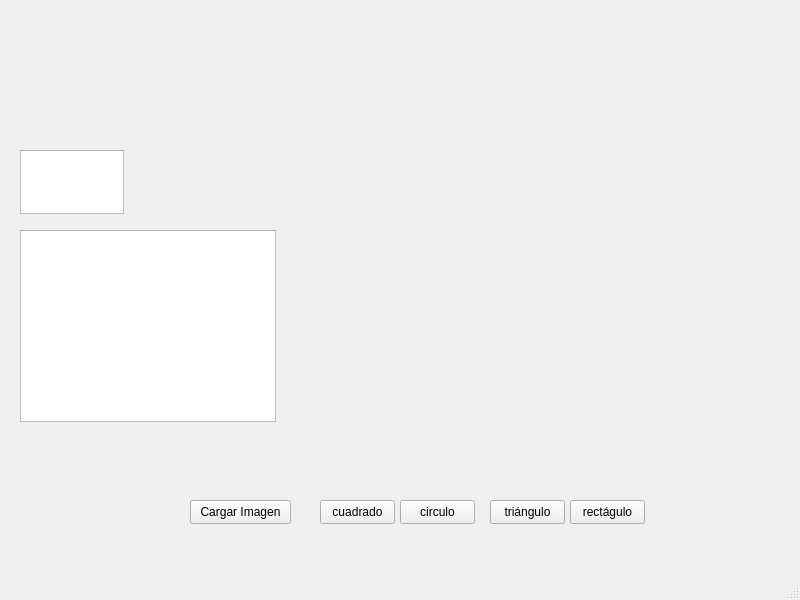
Old version of the form mainwindow.ui in the repository UbertoGC/Compiladores.
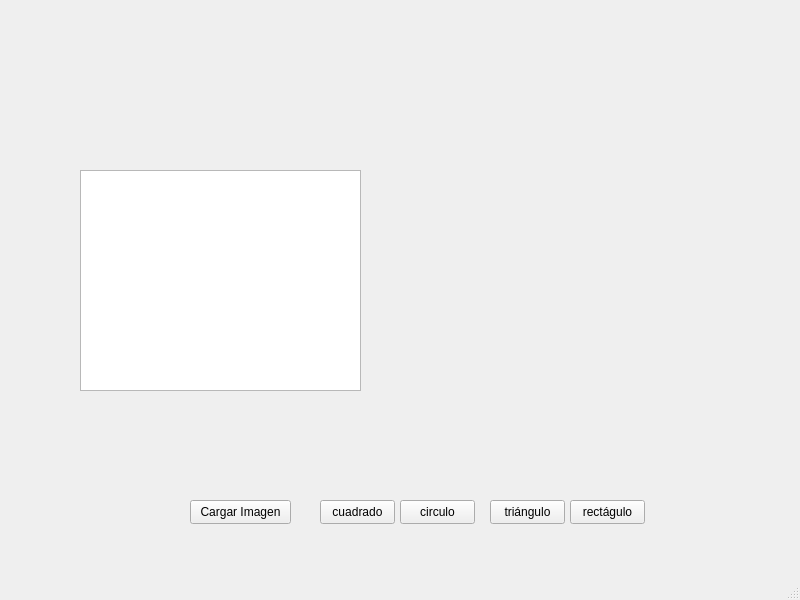
New version of the form.

```diff
--- a/mainwindow.ui
+++ b/mainwindow.ui
@@ -40,27 +40,7 @@
      <string>cuadrado</string>
     </property>
    </widget>
-   <widget class="QTableView" name="tableView">
-    <property name="geometry">
-     <rect>
-      <x>20</x>
-      <y>230</y>
-      <width>256</width>
-      <height>192</height>
-     </rect>
-    </property>
-   </widget>
-   <widget class="QTextEdit" name="textEdit">
-    <property name="geometry">
-     <rect>
-      <x>20</x>
-      <y>150</y>
-      <width>104</width>
-      <height>64</height>
-     </rect>
-    </property>
-   </widget>
-   <widget class="QPushButton" name="pushButton_3">
+   <widget class="QPushButton" name="cir">
     <property name="geometry">
      <rect>
       <x>400</x>
@@ -99,6 +79,16 @@
      <string>rectágulo</string>
     </property>
    </widget>
+   <widget class="QPlainTextEdit" name="prg">
+    <property name="geometry">
+     <rect>
+      <x>80</x>
+      <y>170</y>
+      <width>281</width>
+      <height>221</height>
+     </rect>
+    </property>
+   </widget>
   </widget>
   <widget class="QMenuBar" name="menubar">
    <property name="geometry">
```
Left out of the diff: 8 changed lines with no effect on the pictures.
